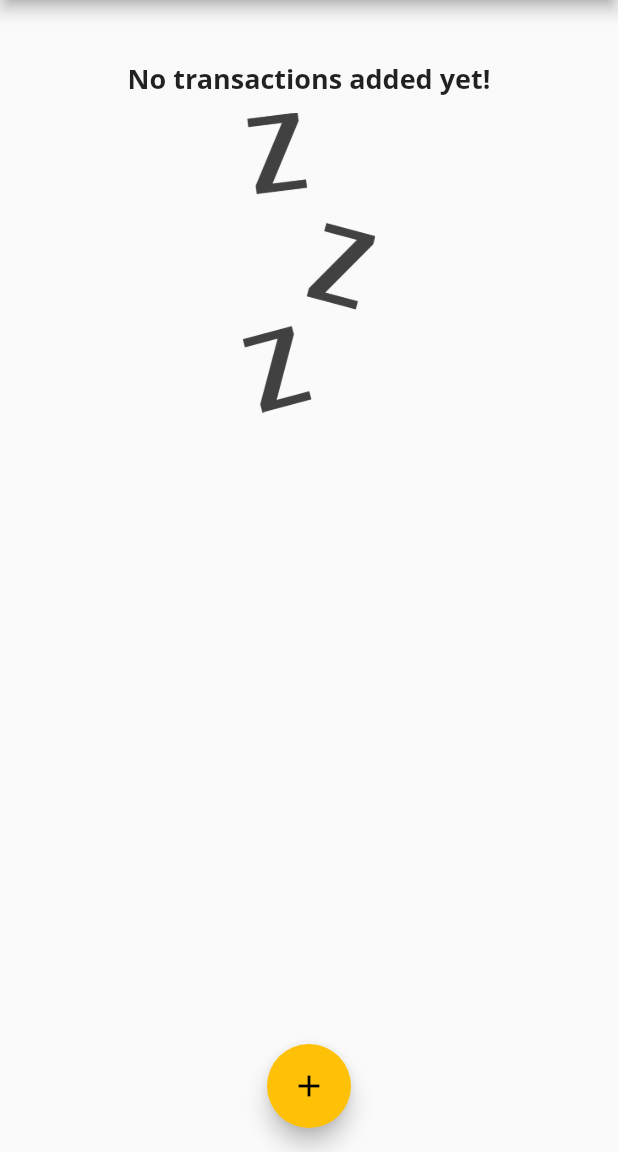
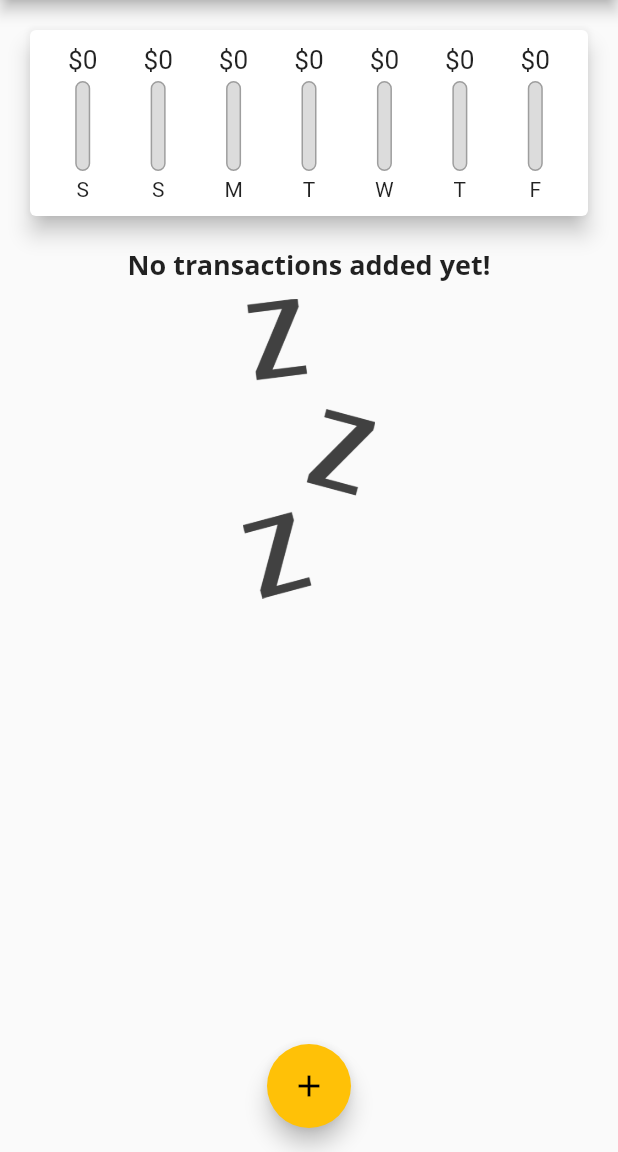
Before and after one commit to Safeheaded/expenses_app, a Flutter app: the screen it shows after launch, on a phone screen of 412 x 824 dp, the part 84-1236 px from its top. Run offline on Flutter 3.47's test engine with Material 2 defaults, Android fonts, the phone set to English and light mode, and no system bars; Roboto replaces fonts that are missing (Open Sans).

Commit message:
chart almost finished

```diff
--- a/lib/widgets/chart.dart
+++ b/lib/widgets/chart.dart
@@ -1,4 +1,5 @@
 import 'package:expenses_app/models/transaction.dart';
+import 'package:expenses_app/widgets/chart_bar.dart';
 import 'package:flutter/material.dart';
 import 'package:intl/intl.dart';
 
@@ -20,7 +21,16 @@ class Chart extends StatelessWidget {
         }
       }
 
-      return {'day': DateFormat.E().format(weekDay), 'amount': totalSum};
+      return {
+        'day': DateFormat.E().format(weekDay).substring(0, 1),
+        'amount': totalSum
+      };
+    }).reversed.toList();
+  }
+
+  double get maxSpending {
+    return groupedTransactionValues.fold(0.0, (previousValue, element) {
+      return previousValue + (element['amount'] as double);
     });
   }
 
@@ -29,8 +39,21 @@ class Chart extends StatelessWidget {
     return Card(
       elevation: 6,
       margin: EdgeInsets.all(20),
-      child: Row(
-        children: [],
+      child: Padding(
+        padding: const EdgeInsets.all(10.0),
+        child: Row(
+          mainAxisAlignment: MainAxisAlignment.spaceAround,
+          children: groupedTransactionValues.map((data) {
+            return Flexible(
+              fit: FlexFit.tight,
+              child: ChartBar(
+                data['day'].toString(),
+                data['amount'] as double,
+                maxSpending == 0 ? 0 : (data['amount'] as double) / maxSpending,
+              ),
+            );
+          }).toList(),
+        ),
       ),
     );
   }
--- /dev/null
+++ b/lib/widgets/chart_bar.dart
@@ -0,0 +1,47 @@
+import 'package:flutter/material.dart';
+
+class ChartBar extends StatelessWidget {
+  final String label;
+  final double spendingAmount;
+  final double spendingPctOfTotal;
+
+  const ChartBar(this.label, this.spendingAmount, this.spendingPctOfTotal);
+
+  @override
+  Widget build(BuildContext context) {
+    return Column(
+      children: [
+        Container(
+            height: 20,
+            child: FittedBox(
+                child: Text('\$${spendingAmount.toStringAsFixed(0)}'))),
+        SizedBox(
+          height: 4,
+        ),
+        Container(
+            height: 60,
+            width: 10,
+            child: Stack(
+              children: [
+                Container(
+                    decoration: BoxDecoration(
+                        border: Border.all(color: Colors.grey, width: 1),
+                        color: Color.fromRGBO(220, 220, 220, 1),
+                        borderRadius: BorderRadius.circular(10))),
+                FractionallySizedBox(
+                  heightFactor: spendingPctOfTotal,
+                  child: Container(
+                      decoration: BoxDecoration(
+                          color: Theme.of(context).primaryColor,
+                          borderRadius: BorderRadius.circular(10))),
+                )
+              ],
+            )),
+        SizedBox(
+          height: 4,
+        ),
+        Text(label)
+      ],
+    );
+  }
+}
```
Also changed, not shown: lib/widgets/transaction_list.dart (+17 -32 lines).
